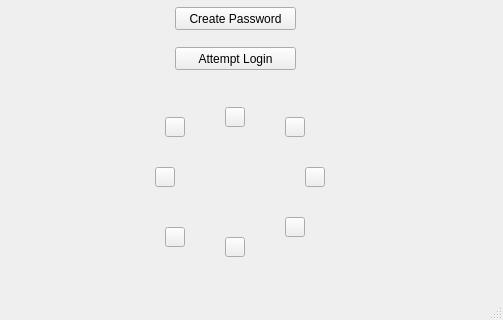
The window that mainwindow.ui (Arkaywhon/HCI-Application) describes before a commit, drawn with Qt 5; both pictures show x 215 to 718 and y 243 to 563 of the 718 by 563 pixel window.
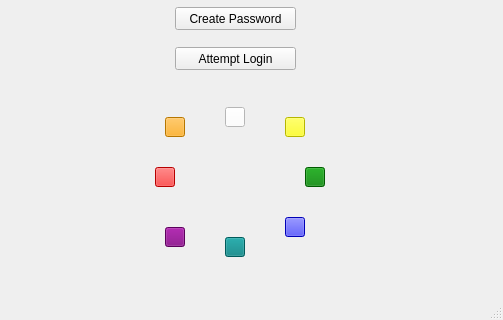
The same window after the commit. Icons and pictures are not drawn.

```diff
--- a/mainwindow.ui
+++ b/mainwindow.ui
@@ -137,6 +137,9 @@
        <height>20</height>
       </rect>
      </property>
+     <property name="styleSheet">
+      <string notr="true">background: white;</string>
+     </property>
      <property name="text">
       <string/>
      </property>
@@ -150,6 +153,9 @@
        <height>20</height>
       </rect>
      </property>
+     <property name="styleSheet">
+      <string notr="true">background: yellow;</string>
+     </property>
      <property name="text">
       <string/>
      </property>
@@ -163,6 +169,9 @@
        <height>20</height>
       </rect>
      </property>
+     <property name="styleSheet">
+      <string notr="true">background: green;</string>
+     </property>
      <property name="text">
       <string/>
      </property>
@@ -176,6 +185,9 @@
        <height>20</height>
       </rect>
      </property>
+     <property name="styleSheet">
+      <string notr="true">background: blue;</string>
+     </property>
      <property name="text">
       <string/>
      </property>
@@ -189,6 +201,9 @@
        <height>20</height>
       </rect>
      </property>
+     <property name="styleSheet">
+      <string notr="true">background: teal;</string>
+     </property>
      <property name="text">
       <string/>
      </property>
@@ -202,6 +217,9 @@
        <height>20</height>
       </rect>
      </property>
+     <property name="styleSheet">
+      <string notr="true">background: purple;</string>
+     </property>
      <property name="text">
       <string/>
      </property>
@@ -215,6 +233,9 @@
        <height>20</height>
       </rect>
      </property>
+     <property name="styleSheet">
+      <string notr="true">background: red;</string>
+     </property>
      <property name="text">
       <string/>
      </property>
@@ -228,6 +249,9 @@
        <height>20</height>
       </rect>
      </property>
+     <property name="styleSheet">
+      <string notr="true">background: orange;</string>
+     </property>
      <property name="text">
       <string/>
      </property>
```
